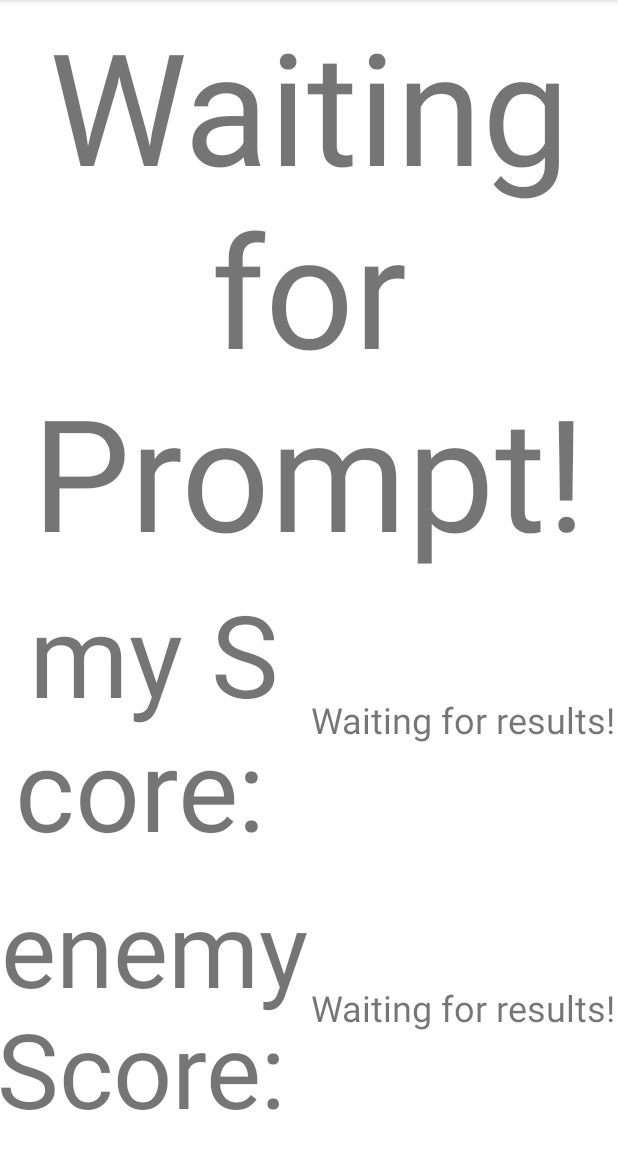
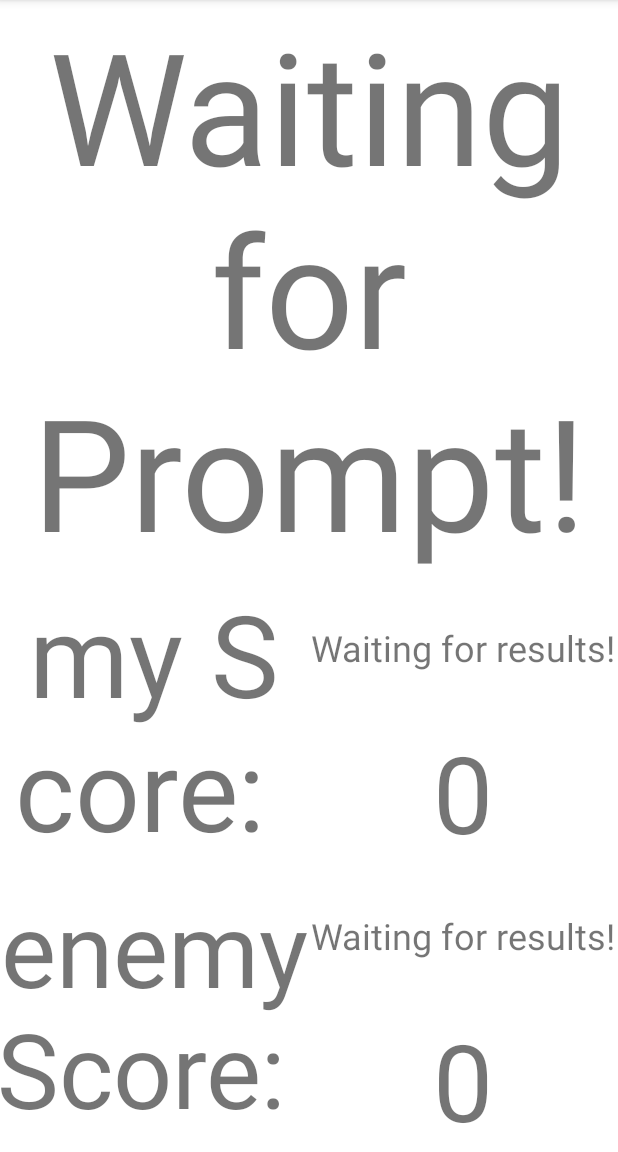
Before and after one commit to Benjamin-Dippold/Bop-It, an Android app: the fragment WaitingFragment shown on its own in the app's theme, on a phone screen of 412 x 824 dp, the part 84-1236 px from its top. Run offline under Robolectric (Android 15) with nearby library versions, the phone set to English and light mode, and no system bars; network calls fail.

Commit message:
Added Score-tracking and Victory condition

```diff
--- a/app/src/main/java/at/iver/bop_it/WaitingFragment.java
+++ b/app/src/main/java/at/iver/bop_it/WaitingFragment.java
@@ -13,6 +13,7 @@ import androidx.fragment.app.Fragment;
 
 public class WaitingFragment extends Fragment {
     long[] results = new long[2];
+    int[] scores = new int[2];
 
     @SuppressLint("SetTextI18n")
     @Nullable @Override
@@ -37,7 +38,7 @@ public class WaitingFragment extends Fragment {
             default:
                 playerResult = results[0] + "ms";
         }
-        ((TextView) v.findViewById(R.id.myScore)).setText(playerResult);
+        ((TextView) v.findViewById(R.id.myTime)).setText(playerResult);
 
         String otherPlayerResult;
         switch ((int) results[1]) {
@@ -53,7 +54,14 @@ public class WaitingFragment extends Fragment {
             default:
                 otherPlayerResult = results[1] + "ms";
         }
-        ((TextView) v.findViewById(R.id.enemyScore)).setText(otherPlayerResult);
+
+        ((TextView) v.findViewById(R.id.enemyTime)).setText(otherPlayerResult);
+
+        if (scores[0] != -1) ((TextView) v.findViewById(R.id.myScore)).setText(scores[0] + "");
+        else ((TextView) v.findViewById(R.id.myScore)).setText("Waiting for results!");
+
+        if (scores[1] != -1) ((TextView) v.findViewById(R.id.enemyScore)).setText(scores[1] + "");
+        else ((TextView) v.findViewById(R.id.enemyScore)).setText("Waiting for results!");
 
         return v;
     }
@@ -61,5 +69,8 @@ public class WaitingFragment extends Fragment {
     public void setResults(long[] results) {
         this.results = results;
     }
-    // TODO: Maybe show current score while waiting.
+
+    public void setScores(int[] scores) {
+        this.scores = scores;
+    }
 }
--- a/app/src/main/java/at/iver/bop_it/network/DataKey.java
+++ b/app/src/main/java/at/iver/bop_it/network/DataKey.java
@@ -6,5 +6,6 @@ public enum DataKey {
     TYPE,
     EXTRA,
     TIME,
-    RESULTS
+    RESULTS,
+    SCORES
 }
--- a/app/src/main/java/at/iver/bop_it/network/Message.java
+++ b/app/src/main/java/at/iver/bop_it/network/Message.java
@@ -47,6 +47,8 @@ public class Message implements Serializable {
                 return value instanceof Long;
             case RESULTS:
                 return value instanceof long[];
+            case SCORES:
+                return value instanceof int[];
             default:
                 return false;
         }
--- a/app/src/main/java/at/iver/bop_it/network/MessageType.java
+++ b/app/src/main/java/at/iver/bop_it/network/MessageType.java
@@ -8,5 +8,6 @@ public enum MessageType {
     PROMPT_WITH_EXTRA,
     RESULTS,
     // Server -> Client
-    FINISH
+    FINISH,
+    VICTORY
 }
--- a/app/src/main/java/at/iver/bop_it/prompts/solve_it/SolvePrompt.java
+++ b/app/src/main/java/at/iver/bop_it/prompts/solve_it/SolvePrompt.java
@@ -48,4 +48,7 @@ public class SolvePrompt extends AbstractPrompt {
             callBackFailure();
         }
     }
+
+    @Override
+    protected void playSound() {}
 }
--- a/app/src/main/res/layout/waiting_screen.xml
+++ b/app/src/main/res/layout/waiting_screen.xml
@@ -7,7 +7,7 @@
 
     <TextView
         android:id="@+id/textView"
-        app:layout_constraintBottom_toTopOf="@+id/myScoreLabel"
+        app:layout_constraintBottom_toTopOf="@+id/myTimeLabel"
         app:layout_constraintEnd_toEndOf="parent"
         app:layout_constraintStart_toStartOf="parent"
         app:layout_constraintTop_toTopOf="parent"
@@ -19,21 +19,21 @@
         app:layout_constraintVertical_weight="2" />
 
     <TextView
-        android:id="@+id/myScoreLabel"
+        android:id="@+id/myTimeLabel"
         android:layout_width="0dp"
         android:layout_height="0dp"
         android:autoSizeTextType="uniform"
         android:gravity="center"
         android:maxLines="2"
         android:text="my Score: "
-        app:layout_constraintBottom_toTopOf= "@id/enemyScoreLabel"
-        app:layout_constraintEnd_toStartOf="@+id/myScore"
+        app:layout_constraintBottom_toTopOf= "@id/enemyTimeLabel"
+        app:layout_constraintEnd_toStartOf="@+id/myTime"
         app:layout_constraintStart_toStartOf="parent"
         app:layout_constraintTop_toBottomOf="@+id/textView"
         app:layout_constraintVertical_weight="1"/>
 
     <TextView
-        android:id="@+id/enemyScoreLabel"
+        android:id="@+id/enemyTimeLabel"
         android:layout_width="0dp"
         android:layout_height="0dp"
         android:autoSizeTextType="uniform"
@@ -41,9 +41,23 @@
         android:maxLines="2"
         android:text="enemy Score: "
         app:layout_constraintBottom_toBottomOf="parent"
-        app:layout_constraintEnd_toStartOf="@+id/enemyScore"
+        app:layout_constraintEnd_toStartOf="@+id/enemyTime"
         app:layout_constraintStart_toStartOf="parent"
-        app:layout_constraintTop_toBottomOf="@+id/myScoreLabel"
+        app:layout_constraintTop_toBottomOf="@+id/myTimeLabel"
+        app:layout_constraintVertical_weight="1"/>
+
+    <TextView
+        android:id="@+id/myTime"
+        android:layout_width="0dp"
+        android:layout_height="0dp"
+        android:autoSizeTextType="uniform"
+        android:gravity="center"
+        android:maxLines="1"
+        android:text="XXXXms"
+        app:layout_constraintBottom_toTopOf="@+id/myScore"
+        app:layout_constraintEnd_toEndOf="parent"
+        app:layout_constraintStart_toEndOf="@+id/myTimeLabel"
+        app:layout_constraintTop_toTopOf="@+id/myTimeLabel"
         app:layout_constraintVertical_weight="1"/>
 
     <TextView
@@ -53,11 +67,25 @@
         android:autoSizeTextType="uniform"
         android:gravity="center"
         android:maxLines="1"
-        android:text="XXXXms "
+        android:text="0"
+        app:layout_constraintBottom_toTopOf="@+id/enemyTime"
+        app:layout_constraintEnd_toEndOf="parent"
+        app:layout_constraintStart_toEndOf="@+id/myTimeLabel"
+        app:layout_constraintTop_toBottomOf="@+id/myTime"
+        app:layout_constraintVertical_weight="1"/>
+
+    <TextView
+        android:id="@+id/enemyTime"
+        android:layout_width="0dp"
+        android:layout_height="0dp"
+        android:autoSizeTextType="uniform"
+        android:gravity="center"
+        android:maxLines="1"
+        android:text="XXXXms"
         app:layout_constraintBottom_toTopOf="@+id/enemyScore"
         app:layout_constraintEnd_toEndOf="parent"
-        app:layout_constraintStart_toEndOf="@+id/myScoreLabel"
-        app:layout_constraintTop_toBottomOf="@+id/textView"
+        app:layout_constraintStart_toEndOf="@+id/enemyTimeLabel"
+        app:layout_constraintTop_toTopOf="@+id/enemyTimeLabel"
         app:layout_constraintVertical_weight="1"/>
 
     <TextView
@@ -67,10 +95,10 @@
         android:autoSizeTextType="uniform"
         android:gravity="center"
         android:maxLines="1"
-        android:text="XXXXms "
+        android:text="1"
         app:layout_constraintBottom_toBottomOf="parent"
         app:layout_constraintEnd_toEndOf="parent"
-        app:layout_constraintStart_toEndOf="@+id/enemyScoreLabel"
-        app:layout_constraintTop_toBottomOf="@+id/myScore"
+        app:layout_constraintStart_toEndOf="@+id/enemyTimeLabel"
+        app:layout_constraintTop_toBottomOf="@+id/enemyTime"
         app:layout_constraintVertical_weight="1"/>
 </androidx.constraintlayout.widget.ConstraintLayout>
```
Also changed, not shown: app/src/main/java/at/iver/bop_it/MainActivity.java (+35 -8 lines), app/src/main/java/at/iver/bop_it/network/Communication.java (+8 -1 lines), app/src/main/java/at/iver/bop_it/network/server/ServerThread.java (+48 -1 lines), app/src/main/res/layout/post_game.xml (added, +36 -0 lines).
